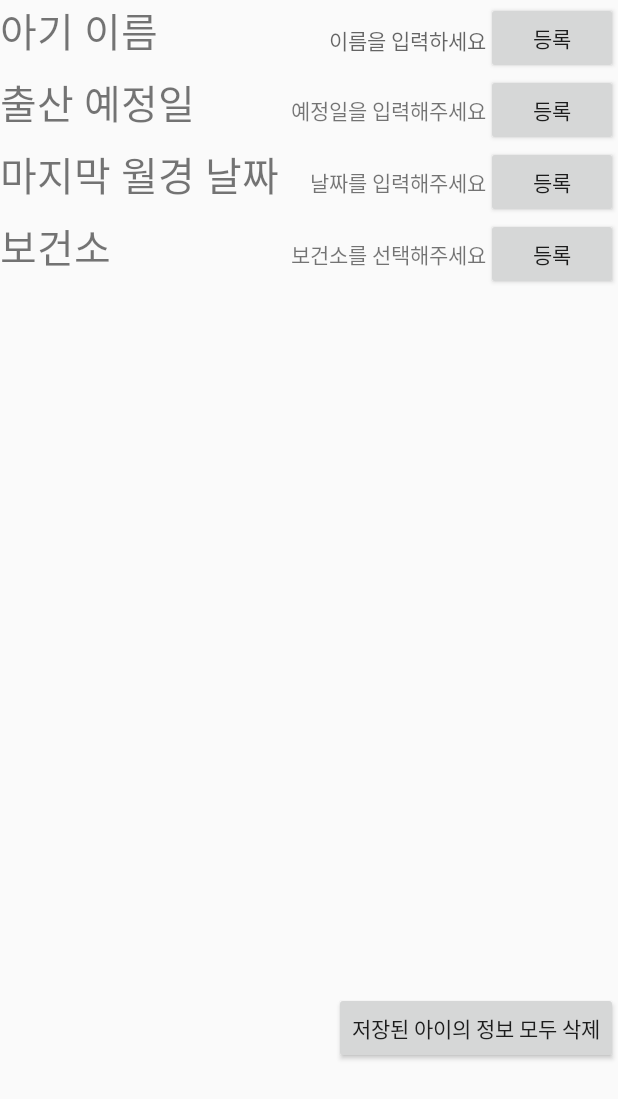
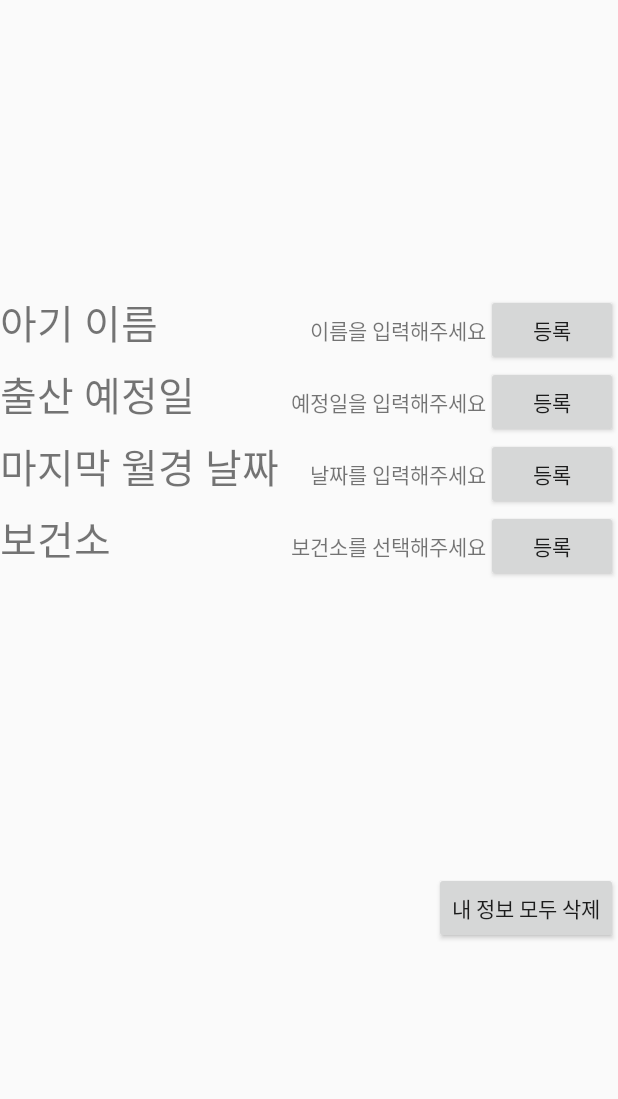
Before and after one commit to heeejoo0518/4723app, an Android app: the screen it shows after launch (My_Page), after a tap on "내 정보", on a phone screen of 412 x 824 dp. Shown: the top 1099 px of the screen. Run offline under Robolectric (Android 15) with nearby library versions, the phone set to English and light mode, and no system bars.

Commit message:
마이페이지, 그래프, 메인페이지 오류들 수정

```diff
--- a/app/src/main/AndroidManifest.xml
+++ b/app/src/main/AndroidManifest.xml
@@ -51,6 +51,7 @@
             android:name=".Weight_Graph"
             android:label="@string/title_activity_weight_graph"
             android:theme="@style/AppTheme" />
+        <activity android:name=".Health.Health_Service" />
         <activity android:name=".Health.Health_Sokcho" />
         <activity android:name=".Health.Health_Pyeongchang" />
         <activity android:name=".Health_s_1" />
@@ -70,6 +71,7 @@
         <activity android:name=".Health.Health_chulwon" />
         <activity android:name=".Health.Health_hseong" />
         <activity android:name=".Health.Health_wonju"></activity>
+
         <activity android:name=".CustomDialog_DueDate" />
         <activity android:name=".CustomDialog_LastDay" />
         <activity android:name=".CustomDialog_HealthCenter"></activity>
--- a/app/src/main/java/com/example/koh/a4723_app/CustomDialog_HealthCenter.java
+++ b/app/src/main/java/com/example/koh/a4723_app/CustomDialog_HealthCenter.java
@@ -1,7 +1,9 @@
 package com.example.koh.a4723_app;
 
+import android.app.Activity;
 import android.app.Dialog;
 import android.content.Context;
+import android.content.Intent;
 import android.content.SharedPreferences;
 import android.support.annotation.NonNull;
 import android.support.design.widget.TextInputEditText;
@@ -79,6 +81,9 @@ public class CustomDialog_HealthCenter extends Dialog implements View.OnClickLis
                 ((MainActivity)(MainActivity.mContext)).onResume();
 
                 cancel();
+                ((Activity) context).finish();
+                Intent refresh =new Intent(context , My_Page.class);
+                context.startActivity(refresh);
                 break;
         }
     }
--- a/app/src/main/java/com/example/koh/a4723_app/MainActivity.java
+++ b/app/src/main/java/com/example/koh/a4723_app/MainActivity.java
@@ -81,10 +81,8 @@ public class MainActivity extends AppCompatActivity {
                 e.printStackTrace();
             }
 
-            //두날짜 사이의 시간 차이(ms)를 하루 동안의 ms(24시*60분*60초*1000밀리초) 로 나눈다.
             long diffDay = (startDate.getTime() - endDate.getTime()) / (24 * 60 * 60 * 1000);
             final String tmp = diffDay / 7 + "주 " + diffDay % 7 + "일째";
-            //TextView my_weeks = (TextView) findViewById(R.id.my_weeks);
             setText_str += diffDay / 7 + "주 " + diffDay % 7 + "일째" + "\n";
         }
         else if(my_date  == ""){
@@ -93,12 +91,12 @@ public class MainActivity extends AppCompatActivity {
 
         }
 
-        if((due_date !="") && (check == "true")) {
+        if(check.equals("true")) {
 
             long now = System.currentTimeMillis();
             SimpleDateFormat sdf = new SimpleDateFormat("yyyyMMdd");
             Date date = new Date(now);
-            String nowDate = sdf.format(date); // 현재 시간 구하고 yyyyMMdd 형식으로 변환
+            String nowDate = sdf.format(date);
             Date startDate = new Date();
             Date endDate = new Date();
 
@@ -116,7 +114,6 @@ public class MainActivity extends AppCompatActivity {
                 } catch (ParseException e) {
                     e.printStackTrace();
                 }
-                //두날짜 사이의 시간 차이(ms)를 하루 동안의 ms(24시*60분*60초*1000밀리초) 로 나눈다.
 
                 long test1 = endDate.getTime() / 1000;
                 long test2 = 280 * 24 * 60 * 60;
@@ -144,8 +141,8 @@ public class MainActivity extends AppCompatActivity {
 
                 }
             }
-        } else if(due_date !="" && check == "false"){
-            Toast.makeText(getApplicationContext(), "ㅇㅇㅇㅇ", Toast.LENGTH_SHORT).show();
+        } else if(check.equals("false")){
+
             String my_date2 = getPreferences("출산날짜");
             String year = my_date2.substring(0, 4);
             String month = null;
@@ -160,13 +157,13 @@ public class MainActivity extends AppCompatActivity {
             } else {
                 day = my_date2.substring(7, 8);
             }
-            Toast.makeText(getApplicationContext(), "ㅇㅇㅇㅇ", Toast.LENGTH_SHORT).show();
+
             setText_str += "출산 예정일은 " + year + "년" + month + "월" + day + "일";
 
-        }
+        }else if(check.equals("")) {
 
-        if(due_date ==""){
-            setText_str += "출산 예정일을 입력해주세요";
+            setText_str +="예정일을 입력해주세요";
+
         }
 
         Pregnant_Week.setText(setText_str);
@@ -247,8 +244,6 @@ public class MainActivity extends AppCompatActivity {
 
         if (requestCode == REQ_ADD_CONTACT) {
             if (resultCode == RESULT_OK) {
-                data = intent.getStringExtra("날짜"); //마이 페이지로부터 날짜를 받음
-                savePreferences("날짜",data);  //받은 날짜를 앱에 저장
 
                 String baby_name = intent.getStringExtra("아기이름");
                 savePreferences("아기이름",baby_name);
@@ -322,7 +317,7 @@ public class MainActivity extends AppCompatActivity {
 
         }
 
-        if((due_date !="") && (check == "true")) {
+        if(check.equals("true")) {
 
             long now = System.currentTimeMillis();
             SimpleDateFormat sdf = new SimpleDateFormat("yyyyMMdd");
@@ -373,8 +368,8 @@ public class MainActivity extends AppCompatActivity {
 
                 }
             }
-        } else if(due_date !="" && check == "false"){
-                Toast.makeText(getApplicationContext(), "ㅇㅇㅇㅇ", Toast.LENGTH_SHORT).show();
+        } else if(check.equals("false")){
+
             String my_date2 = getPreferences("출산날짜");
             String year = my_date2.substring(0, 4);
             String month = null;
@@ -389,17 +384,13 @@ public class MainActivity extends AppCompatActivity {
             } else {
                 day = my_date2.substring(7, 8);
             }
-                Toast.makeText(getApplicationContext(), "ㅇㅇㅇㅇ", Toast.LENGTH_SHORT).show();
+
             setText_str += "출산 예정일은 " + year + "년" + month + "월" + day + "일";
 
-        }else if(due_date =="" && check == "true") {
+        }else if(check.equals("")) {
 
-                setText_str +="(출산 예정일을 자동으로 계산하기 위해서는 ";
+            setText_str +="예정일을 입력해주세요";
 
-        }
-
-        if(due_date ==""){
-            setText_str += "출산 예정일을 입력해주세요";
         }
 
         Pregnant_Week.setText(setText_str);
--- a/app/src/main/res/layout/activity_my__page.xml
+++ b/app/src/main/res/layout/activity_my__page.xml
@@ -13,12 +13,18 @@
         tools:layout_editor_absoluteX="0dp"
         tools:layout_editor_absoluteY="0dp">
 
+        <View
+            android:layout_width="0dp"
+            android:layout_height="0dp"
+            android:layout_weight="1">
+
+
+        </View>
+
         <LinearLayout
             android:layout_width="wrap_content"
             android:layout_height="wrap_content"
-            android:orientation="horizontal"
-            tools:layout_editor_absoluteX="60dp"
-            tools:layout_editor_absoluteY="0dp">
+            android:orientation="horizontal">
 
             <TextView
                 android:id="@+id/baby_text"
@@ -38,8 +44,7 @@
                 android:id="@+id/baby_text2"
                 android:layout_width="wrap_content"
                 android:layout_height="wrap_content"
-                android:layout_below="@+id/baby_text2"
-                android:hint="이름을 입력하세요" />
+                android:text="이름을 입력해주세요" />
 
 
             <Button
@@ -166,8 +171,6 @@
                 android:layout_width="0dp"
                 android:layout_height="0dp"
                 android:layout_weight="1">
-
-
             </View>
 
             <Button
@@ -175,12 +178,13 @@
                 android:layout_width="wrap_content"
                 android:layout_height="wrap_content"
                 android:layout_gravity="bottom"
-                android:text="저장된 아이의 정보 모두 삭제" />
+                android:text="내 정보 모두 삭제" />
 
         </LinearLayout>
         <View
             android:layout_width="0dp"
             android:layout_height="0dp"
-            android:layout_weight="2"></View>
+            android:layout_weight="1"></View>
     </LinearLayout>
+
 </android.support.constraint.ConstraintLayout>
```
Also changed, not shown: app/src/main/java/com/example/koh/a4723_app/CustomDialog_DueDate.java (+32 -2 lines), app/src/main/java/com/example/koh/a4723_app/CustomDialog_LastDay.java (+22 -0 lines), app/src/main/java/com/example/koh/a4723_app/My_Page.java (+128 -32 lines), app/src/main/java/com/example/koh/a4723_app/Weight_Graph.java (+65 -44 lines), app/src/main/res/layout/activity_custom_dialog_duedate.xml (+4 -6 lines). Lines whose indentation alone changed are shown as unchanged.
